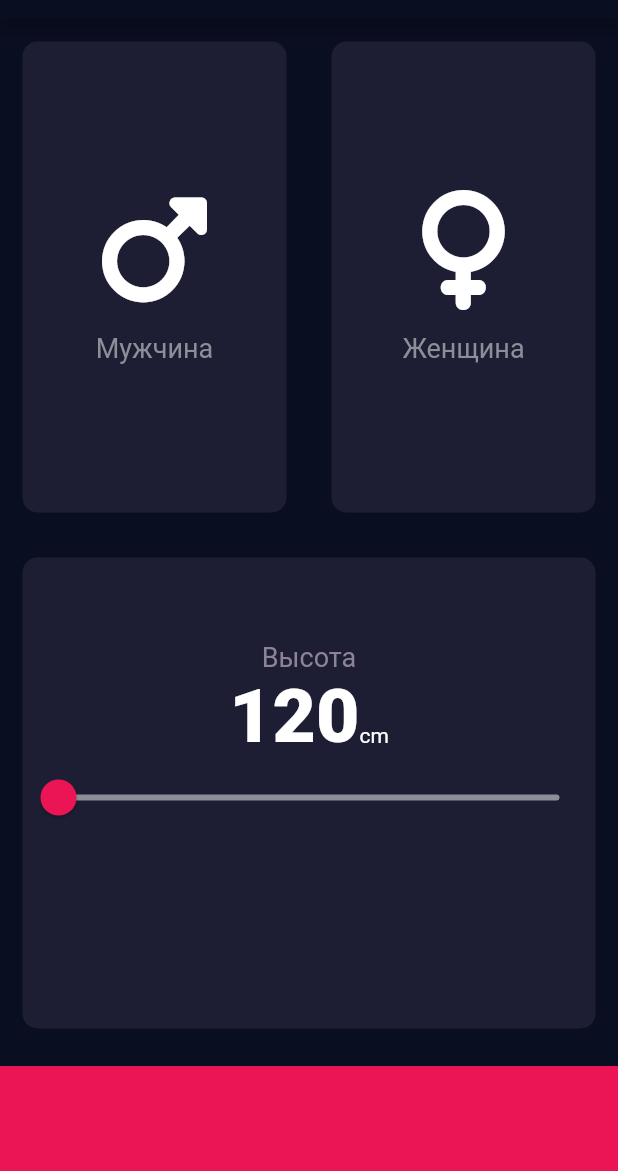
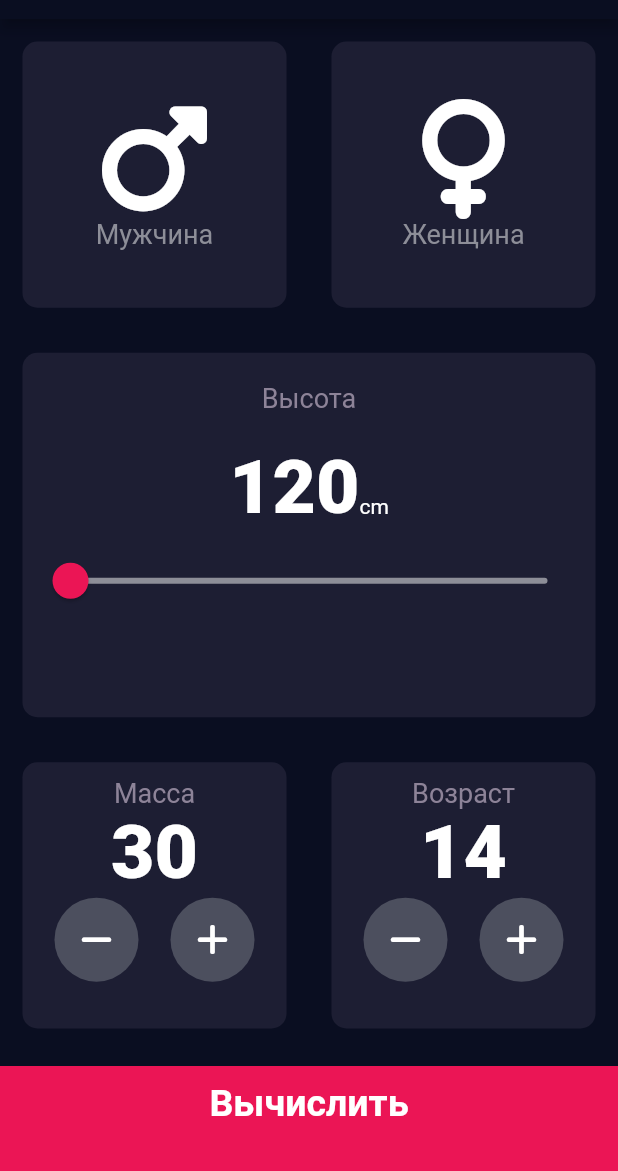
Before and after one commit to WOWDeveloperX/BMI-Calculator, a Flutter app: the screen it shows after launch, on a phone screen of 412 x 824 dp, the part 65-1236 px from its top. Run offline on Flutter 3.47's test engine with Material 2 defaults, Android fonts, the phone set to English and light mode, and no system bars; our stand-ins replace font_awesome_flutter; missing offline and left inert: dart:ffi.

Commit message:
refactoring and ready design

```diff
--- a/lib/reaseble.dart
+++ b/lib/component/reaseble.dart
@@ -4,7 +4,7 @@ class ReusableCard extends StatelessWidget {
   const ReusableCard({
     Key? key,
     required this.colorBox,
-    required this.iconData,
+    required this.cardChild,
     required this.text,
     required this.voidGender,
     this.textStyle = const TextStyle(
@@ -14,7 +14,7 @@ class ReusableCard extends StatelessWidget {
   }) : super(key: key);
 
   final Color colorBox;
-  final Widget iconData;
+  final Widget cardChild;
   final String text;
 
   final TextStyle textStyle;
@@ -32,11 +32,9 @@ class ReusableCard extends StatelessWidget {
         ),
         child: Column(
           mainAxisAlignment: MainAxisAlignment.center,
+
           children: [
-            iconData,
-            const SizedBox(
-              height: 15,
-            ),
+            cardChild,
             Text(text, style: textStyle),
           ],
         ),
--- /dev/null
+++ b/lib/component/red_button.dart
@@ -0,0 +1,30 @@
+import 'package:calculator/constants.dart';
+import 'package:flutter/material.dart';
+
+class ButtonRed extends StatelessWidget {
+  const ButtonRed({Key? key, required this.onTap, required this.buttonTitle})
+      : super(key: key);
+
+  final VoidCallback onTap;
+
+  final String buttonTitle;
+
+  @override
+  Widget build(BuildContext context) {
+    return GestureDetector(
+      onTap: onTap,
+      child: Container(
+        padding: const EdgeInsets.only(bottom: 20),
+        color: kBottomContainerColor,
+        margin: const EdgeInsets.only(top: 10),
+        width: double.infinity,
+        height: 70,
+        child:  Center(
+            child: Text(
+         buttonTitle,
+          style: kLargeButtonTextStyke,
+        )),
+      ),
+    );
+  }
+}
--- /dev/null
+++ b/lib/component/round_icon_button.dart
@@ -0,0 +1,22 @@
+import 'package:flutter/material.dart';
+
+class RoundIconButton extends StatelessWidget {
+  const RoundIconButton(
+      {required this.icon, required this.onPressed, super.key});
+
+  final IconData icon;
+
+  final VoidCallback? onPressed;
+
+  @override
+  Widget build(BuildContext context) {
+    return RawMaterialButton(
+      elevation: 0,
+      constraints: const BoxConstraints.tightFor(width: 56, height: 56),
+      shape: const CircleBorder(),
+      fillColor: const Color(0xFF4C4F5E),
+      onPressed: onPressed,
+      child: Icon(icon),
+    );
+  }
+}
--- a/lib/constants.dart
+++ b/lib/constants.dart
@@ -11,3 +11,24 @@ const kTextStyle = TextStyle(
 );
 
 const kTextStyleNumber = TextStyle(fontSize: 50, fontWeight: FontWeight.w900);
+
+const kLargeButtonTextStyke = TextStyle(
+  fontSize: 25,
+  fontWeight: FontWeight.bold,
+);
+
+const kTitleTextStyle = TextStyle(fontSize: 50, fontWeight: FontWeight.bold);
+
+const kResultTextStyle = TextStyle(
+    color: Color(0xFF24D876), fontSize: 22, fontWeight: FontWeight.bold);
+
+
+const kBMITextStule = TextStyle(
+  fontSize: 100,
+  fontWeight: FontWeight.bold,
+);
+
+const kBMITextStuleMini = TextStyle(
+  fontSize: 22,
+
+);
--- a/lib/imput_page.dart
+++ /dev/null
@@ -1,152 +0,0 @@
-// ignore_for_file: library_private_types_in_public_api
-
-import 'package:calculator/constants.dart';
-import 'package:calculator/reaseble.dart';
-import 'package:flutter/material.dart';
-import 'package:font_awesome_flutter/font_awesome_flutter.dart';
-
-enum Gender { men, women }
-
-class InputPage extends StatefulWidget {
-  const InputPage({super.key});
-
-  @override
-  _InputPageState createState() => _InputPageState();
-}
-
-class _InputPageState extends State<InputPage> {
-  Gender? selectedGender;
-
-  int _height = 120;
-
-  @override
-  Widget build(BuildContext context) {
-    return Scaffold(
-      appBar: AppBar(
-        title: const Text('BMI CALCULATOR'),
-      ),
-      body: Column(
-        crossAxisAlignment: CrossAxisAlignment.stretch,
-        mainAxisAlignment: MainAxisAlignment.center,
-        children: [
-          Expanded(
-            child: Row(
-              mainAxisAlignment: MainAxisAlignment.center,
-              children: <Widget>[
-                Expanded(
-                  child: ReusableCard(
-                    colorBox: selectedGender == Gender.men
-                        ? kInactiveCadrColor
-                        : kActiveCadrColor,
-                    iconData: const Icon(
-                      FontAwesomeIcons.mars,
-                      size: 80,
-                    ),
-                    text: 'Мужчина',
-                    voidGender: () {
-                      setState(() {
-                        selectedGender = Gender.men;
-                      });
-                    },
-                  ),
-                ),
-                Expanded(
-                  child: ReusableCard(
-                    colorBox: selectedGender == Gender.women
-                        ? kInactiveCadrColor
-                        : kActiveCadrColor,
-                    iconData: const Icon(
-                      FontAwesomeIcons.venus,
-                      size: 80,
-                    ),
-                    text: 'Женщина',
-                    voidGender: () {
-                      setState(() {
-                        selectedGender = Gender.women;
-                      });
-                    },
-                  ),
-                ),
-              ],
-            ),
-          ),
-          Expanded(
-            child: ReusableCard(
-                colorBox: kActiveCadrColor,
-                iconData: Column(
-                  children: [
-                    const Text(
-                      'Высота',
-                      style: kLabelTextStyle,
-                    ),
-                    Row(
-                      crossAxisAlignment: CrossAxisAlignment.baseline,
-                      mainAxisAlignment: MainAxisAlignment.center,
-                      textBaseline: TextBaseline.alphabetic,
-                      children: [
-                        Text(
-                          _height.toString(),
-                          style: kTextStyleNumber,
-                        ),
-                        const Text('cm'),
-                      ],
-                    ),
-                    SliderTheme(
-                      data: SliderTheme.of(context).copyWith(
-                        thumbShape: const RoundSliderThumbShape(
-                          enabledThumbRadius: 12,
-                        ),
-                        overlayShape:
-                            const RoundSliderOverlayShape(overlayRadius: 24),
-                        activeTrackColor: const Color(0xFFEB1570),
-                        inactiveTrackColor: const Color(0xFF8D8E98),
-                        thumbColor: const Color(0xFFEB1555),
-                        overlayColor: const Color(0x29EB1555),
-                      ),
-                      child: Slider(
-                        value: _height.toDouble(),
-                        min: 120.0,
-                        max: 220.0,
-                        // activeColor: const Color(0xFFEB1555),
-                        // inactiveColor: const Color(0xFF8D8E98),
-                        onChanged: (double newValue) {
-                          setState(() {
-                            _height = newValue.round();
-                          });
-                        },
-                      ),
-                    ),
-                  ],
-                ),
-                text: '',
-                voidGender: () {},
-                textStyle: kTextStyleNumber),
-          ),
-
-          // Expanded(
-          //   child: Row(
-          //     children: const [
-          //       Expanded(
-          //         child: ReusableCard(
-          //           colorBox: activeCadrColor,
-          //         ),
-          //       ),
-          //       Expanded(
-          //         child: ReusableCard(
-          //           colorBox: activeCadrColor,
-          //         ),
-          //       ),
-          //     ],
-          //   ),
-          // ),
-          Container(
-            color: kBottomContainerColor,
-            margin: const EdgeInsets.only(top: 10),
-            width: double.infinity,
-            height: 70,
-          )
-        ],
-      ),
-    );
-  }
-}
--- a/lib/main.dart
+++ b/lib/main.dart
@@ -1,4 +1,5 @@
-import 'package:calculator/imput_page.dart';
+import 'package:calculator/page/imput_page.dart';
+import 'package:calculator/page/result.page.dart';
 import 'package:flutter/material.dart';
 
 void main() => runApp(const BMICalculator());
@@ -15,7 +16,11 @@ class BMICalculator extends StatelessWidget {
         ),
         scaffoldBackgroundColor: const Color(0xff0A0E21),
       ),
-      home: const InputPage(),
+      initialRoute: "/",
+      routes: {
+        "/": (context) => const InputPage(),
+        "/2": (context) => const ResultPage()
+      },
     );
   }
 }
--- /dev/null
+++ b/lib/page/imput_page.dart
@@ -0,0 +1,242 @@
+// ignore_for_file: library_private_types_in_public_api
+
+import 'package:calculator/calculation_brain.dart';
+import 'package:calculator/constants.dart';
+import 'package:calculator/component/reaseble.dart';
+import 'package:calculator/component/red_button.dart';
+import 'package:calculator/component/round_icon_button.dart';
+import 'package:flutter/material.dart';
+import 'package:font_awesome_flutter/font_awesome_flutter.dart';
+
+enum Gender { men, women }
+
+class InputPage extends StatefulWidget {
+  const InputPage({super.key});
+
+  @override
+  _InputPageState createState() => _InputPageState();
+}
+
+class _InputPageState extends State<InputPage> {
+  Gender? selectedGender;
+
+  int height = 120;
+
+  int weight = 30;
+
+  int age = 14;
+
+  @override
+  Widget build(BuildContext context) {
+    return Scaffold(
+      appBar: AppBar(
+        title: const Text('BMI CALCULATOR'),
+      ),
+      body: Column(
+        crossAxisAlignment: CrossAxisAlignment.stretch,
+        mainAxisAlignment: MainAxisAlignment.center,
+        children: [
+          Expanded(
+            child: Row(
+              mainAxisAlignment: MainAxisAlignment.center,
+              children: <Widget>[
+                Expanded(
+                  child: ReusableCard(
+                    colorBox: selectedGender == Gender.men
+                        ? kInactiveCadrColor
+                        : kActiveCadrColor,
+                    cardChild: const Icon(
+                      FontAwesomeIcons.mars,
+                      size: 80,
+                    ),
+                    text: 'Мужчина',
+                    voidGender: () {
+                      setState(() {
+                        selectedGender = Gender.men;
+                      });
+                    },
+                  ),
+                ),
+                Expanded(
+                  child: ReusableCard(
+                    colorBox: selectedGender == Gender.women
+                        ? kInactiveCadrColor
+                        : kActiveCadrColor,
+                    cardChild: const Icon(
+                      FontAwesomeIcons.venus,
+                      size: 80,
+                    ),
+                    text: 'Женщина',
+                    voidGender: () {
+                      setState(
+                        () {
+                          selectedGender = Gender.women;
+                        },
+                      );
+                    },
+                  ),
+                ),
+              ],
+            ),
+          ),
+          ReusableCard(
+              colorBox: kActiveCadrColor,
+              cardChild: Center(
+                child: Column(
+                  mainAxisAlignment: MainAxisAlignment.spaceEvenly,
+                  children: [
+                    const Padding(
+                      padding: EdgeInsets.all(20),
+                      child: Text(
+                        'Высота',
+                        style: kLabelTextStyle,
+                      ),
+                    ),
+                    Row(
+                      crossAxisAlignment: CrossAxisAlignment.baseline,
+                      mainAxisAlignment: MainAxisAlignment.center,
+                      textBaseline: TextBaseline.alphabetic,
+                      children: [
+                        Text(
+                          height.toString(),
+                          style: kTextStyleNumber,
+                        ),
+                        const Text('cm'),
+                      ],
+                    ),
+                    Padding(
+                      padding: const EdgeInsets.all(8.0),
+                      child: SliderTheme(
+                        data: SliderTheme.of(context).copyWith(
+                          thumbShape: const RoundSliderThumbShape(
+                            enabledThumbRadius: 12,
+                          ),
+                          overlayShape:
+                              const RoundSliderOverlayShape(overlayRadius: 24),
+                          activeTrackColor: const Color(0xFFEB1570),
+                          inactiveTrackColor: const Color(0xFF8D8E98),
+                          thumbColor: const Color(0xFFEB1555),
+                          overlayColor: const Color(0x29EB1555),
+                        ),
+                        child: Center(
+                          child: Slider(
+                            value: height.toDouble(),
+                            min: 120.0,
+                            max: 220.0,
+                            // activeColor: const Color(0xFFEB1555),
+                            // inactiveColor: const Color(0xFF8D8E98),
+                            onChanged: (double newValue) {
+                              setState(() {
+                                height = newValue.round();
+                              });
+                            },
+                          ),
+                        ),
+                      ),
+                    ),
+                  ],
+                ),
+              ),
+              text: '',
+              voidGender: () {},
+              textStyle: kTextStyleNumber),
+          Expanded(
+            child: Row(
+              children: [
+                Expanded(
+                  child: ReusableCard(
+                    colorBox: kActiveCadrColor,
+                    cardChild: Column(
+                      children: [
+                        const Text(
+                          "Масса",
+                          style: kLabelTextStyle,
+                        ),
+                        Text(
+                          weight.toString(),
+                          style: kTextStyleNumber,
+                        ),
+                        Row(
+                          mainAxisAlignment: MainAxisAlignment.spaceEvenly,
+                          children: [
+                            RoundIconButton(
+                              icon: FontAwesomeIcons.minus,
+                              onPressed: () {
+                                setState(() {
+                                  weight--;
+                                });
+                              },
+                            ),
+                            RoundIconButton(
+                              icon: FontAwesomeIcons.plus,
+                              onPressed: () {
+                                setState(() {
+                                  weight++;
+                                });
+                              },
+                            ),
+                          ],
+                        )
+                      ],
+                    ),
+                    voidGender: () {},
+                    text: '',
+                  ),
+                ),
+                Expanded(
+                  child: ReusableCard(
+                    colorBox: kActiveCadrColor,
+                    cardChild: Column(
+                      children: [
+                        const Text(
+                          "Возраст",
+                          style: kLabelTextStyle,
+                        ),
+                        Text(
+                          age.toString(),
+                          style: kTextStyleNumber,
+                        ),
+                        Row(
+                          mainAxisAlignment: MainAxisAlignment.spaceEvenly,
+                          children: [
+                            RoundIconButton(
+                              icon: FontAwesomeIcons.minus,
+                              onPressed: () {
+                                setState(() {
+                                  age--;
+                                });
+                              },
+                            ),
+                            RoundIconButton(
+                              icon: FontAwesomeIcons.plus,
+                              onPressed: () {
+                                setState(() {
+                                  age++;
+                                });
+                              },
+                            ),
+                          ],
+                        )
+                      ],
+                    ),
+                    voidGender: () {},
+                    text: '',
+                  ),
+                ),
+              ],
+            ),
+          ),
+          ButtonRed(
+            onTap: () {
+              Navigator.pushNamed(context, '/2');
+
+              CalculationBrain calc =
+                  CalculationBrain(height: height, weight: weight);
+            },
+            buttonTitle: 'Вычислить',
+          ),
+        ],
+      ),
+    );
+  }
+}
```
Also changed, not shown: lib/calculation_brain.dart (added, +39 -0 lines), lib/page/result.page.dart (added, +61 -0 lines).
